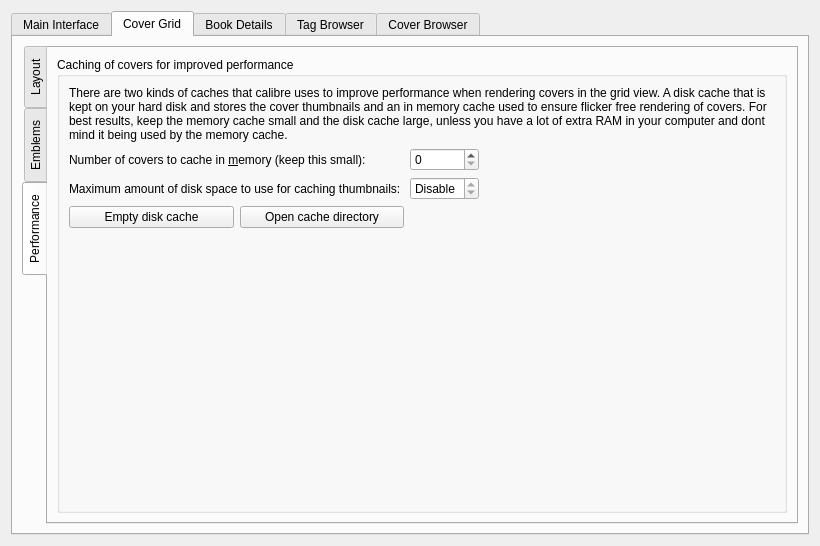
This is src/calibre/gui2/preferences/look_feel.ui in kovidgoyal/calibre as Qt 5 draws it before an edit. The edited form follows.
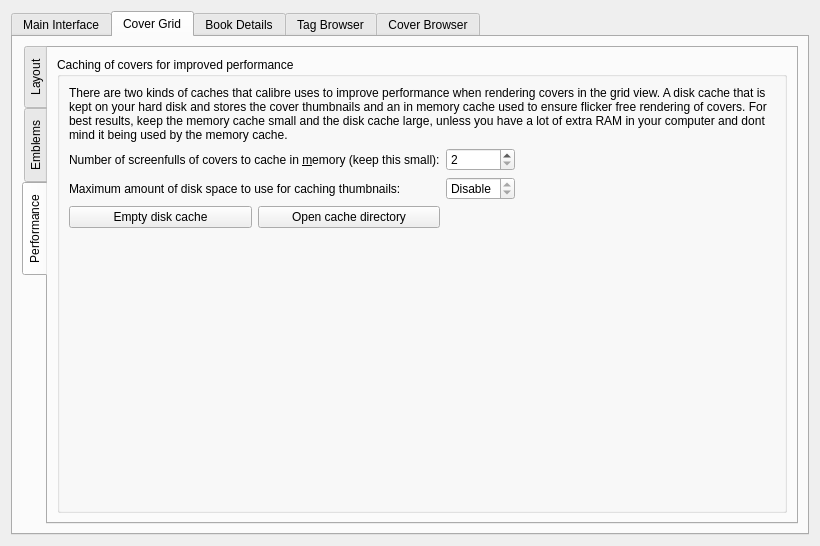
This is the edited form. The open tabs and pages were chosen to show the change. Icons and pictures are not drawn. Custom widgets are drawn as their Qt base class.

Commit message: Cover Grid: Dynamically adjust the size of the in memory cover thumbnail cache based on the window size to ensure flicker free rendering even on very large screens. Fixes #1367211 [cover grid continuously redraws covers](https://bugs.launchpad.net/calibre/+bug/1367211)

```diff
--- a/src/calibre/gui2/preferences/look_feel.ui
+++ b/src/calibre/gui2/preferences/look_feel.ui
@@ -582,7 +582,7 @@
               <item row="1" column="0" colspan="2">
                <widget class="QLabel" name="label_15">
                 <property name="text">
-                 <string>Number of covers to cache in &amp;memory (keep this small):</string>
+                 <string>Number of screenfulls of covers to cache in &amp;memory (keep this small):</string>
                 </property>
                 <property name="buddy">
                  <cstring>opt_cover_grid_cache_size</cstring>
@@ -606,10 +606,13 @@
               <item row="1" column="2">
                <widget class="QSpinBox" name="opt_cover_grid_cache_size">
                 <property name="toolTip">
-                 <string>The maximum number of covers to keep in memory. Increasing this will make rendering faster, at the cost of more memory usage.</string>
+                 <string>The maximum number of screenfulls of thumbnails to keep in memory. Increasing this will make rendering faster, at the cost of more memory usage. Note that regardless of this setting, a minimum of one hudred thumbnails are always kept in memory, to ensure flicker free rendering.</string>
+                </property>
+                <property name="minimum">
+                 <number>2</number>
                 </property>
                 <property name="maximum">
-                 <number>50000</number>
+                 <number>100</number>
                 </property>
                </widget>
               </item>
```
Left out of the diff: 4 changed lines with no effect on the pictures. The commit also changes 3 other files.
